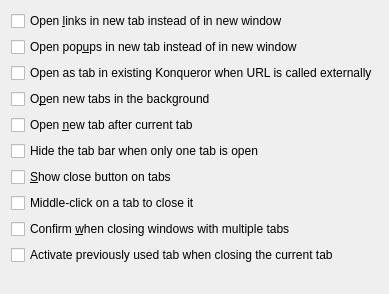
The window that settings/konqhtml/tabs/tabsoptions.ui (KDE/konqueror) describes before a commit, drawn with Qt 5.
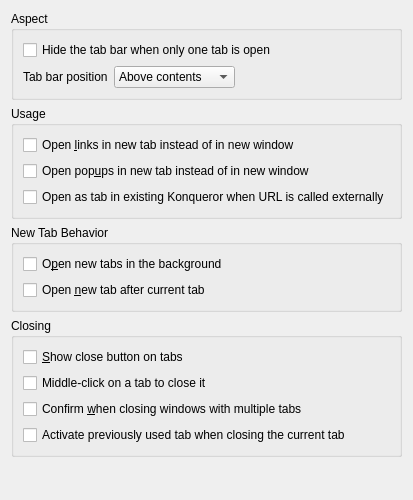
The same window after the commit.

Commit message: Allow the user to choose where to put the tab bar

The edit to the form file:
```diff
--- a/settings/konqhtml/tabs/tabsoptions.ui
+++ b/settings/konqhtml/tabs/tabsoptions.ui
@@ -6,28 +6,93 @@
    <rect>
     <x>0</x>
     <y>0</y>
-    <width>387</width>
-    <height>294</height>
+    <width>401</width>
+    <height>500</height>
    </rect>
   </property>
   <property name="windowTitle">
    <string>Tabs Behavior</string>
   </property>
-  <layout class="QVBoxLayout">
+  <layout class="QVBoxLayout" name="verticalLayout_2">
    <item>
-    <layout class="QVBoxLayout">
-     <property name="leftMargin">
-      <number>0</number>
+    <widget class="QGroupBox" name="groupBox_4">
+     <property name="title">
+      <string>Aspect</string>
      </property>
-     <property name="topMargin">
-      <number>0</number>
-     </property>
-     <property name="rightMargin">
-      <number>0</number>
-     </property>
-     <property name="bottomMargin">
-      <number>0</number>
-     </property>
+     <layout class="QVBoxLayout" name="verticalLayout_5">
+      <item>
+       <widget class="QCheckBox" name="m_pDynamicTabbarHide">
+        <property name="whatsThis">
+         <string>This will display the tab bar only if there are two or more tabs. Otherwise it will always be displayed.</string>
+        </property>
+        <property name="text">
+         <string>Hide the tab bar when only one tab is open</string>
+        </property>
+       </widget>
+      </item>
+      <item>
+       <layout class="QHBoxLayout" name="horizontalLayout">
+        <item>
+         <widget class="QLabel" name="label">
+          <property name="text">
+           <string>Tab bar position</string>
+          </property>
+          <property name="buddy">
+           <cstring>tabbarPosition</cstring>
+          </property>
+         </widget>
+        </item>
+        <item>
+         <widget class="QComboBox" name="tabbarPosition">
+          <property name="whatsThis">
+           <string>Choose where to display the tabs bar</string>
+          </property>
+          <item>
+           <property name="text">
+            <string>Above contents</string>
+           </property>
+          </item>
+          <item>
+           <property name="text">
+            <string>Below contents</string>
+           </property>
+          </item>
+          <item>
+           <property name="text">
+            <string>Left of contents</string>
+           </property>
+          </item>
+          <item>
+           <property name="text">
+            <string>Right of contents</string>
+           </property>
+          </item>
+         </widget>
+        </item>
+        <item>
+         <spacer name="horizontalSpacer">
+          <property name="orientation">
+           <enum>Qt::Horizontal</enum>
+          </property>
+          <property name="sizeHint" stdset="0">
+           <size>
+            <width>40</width>
+            <height>20</height>
+           </size>
+          </property>
+         </spacer>
+        </item>
+       </layout>
+      </item>
+     </layout>
+    </widget>
+   </item>
+   <item>
+    <widget class="QGroupBox" name="groupBox">
+     <property name="title">
+      <string>Usage</string>
+     </property>
+     <layout class="QVBoxLayout" name="verticalLayout">
      <item>
       <widget class="QCheckBox" name="m_pShowMMBInTabs">
        <property name="whatsThis">
@@ -58,6 +123,15 @@
        </property>
       </widget>
      </item>
+     </layout>
+    </widget>
+   </item>
+   <item>
+    <widget class="QGroupBox" name="groupBox_2">
+     <property name="title">
+      <string>New Tab Behavior</string>
+     </property>
+     <layout class="QVBoxLayout" name="verticalLayout_3">
      <item>
       <widget class="QCheckBox" name="m_pNewTabsInBackground">
        <property name="whatsThis">
@@ -78,16 +152,15 @@
        </property>
       </widget>
      </item>
-     <item>
-      <widget class="QCheckBox" name="m_pDynamicTabbarHide">
-       <property name="whatsThis">
-        <string>This will display the tab bar only if there are two or more tabs. Otherwise it will always be displayed.</string>
-       </property>
-       <property name="text">
-        <string>Hide the tab bar when only one tab is open</string>
-       </property>
-      </widget>
-     </item>
+     </layout>
+    </widget>
+   </item>
+   <item>
+    <widget class="QGroupBox" name="groupBox_3">
+     <property name="title">
+      <string>Closing</string>
+     </property>
+     <layout class="QVBoxLayout" name="verticalLayout_4">
      <item>
       <widget class="QCheckBox" name="m_pPermanentCloseButton">
        <property name="whatsThis">
@@ -129,6 +202,7 @@
       </widget>
      </item>
     </layout>
+    </widget>
    </item>
    <item>
     <spacer>
```
Left out of the diff: 13 changed lines with no effect on the pictures. Lines whose indentation alone changed are shown as unchanged. The commit also changes 7 other files.
